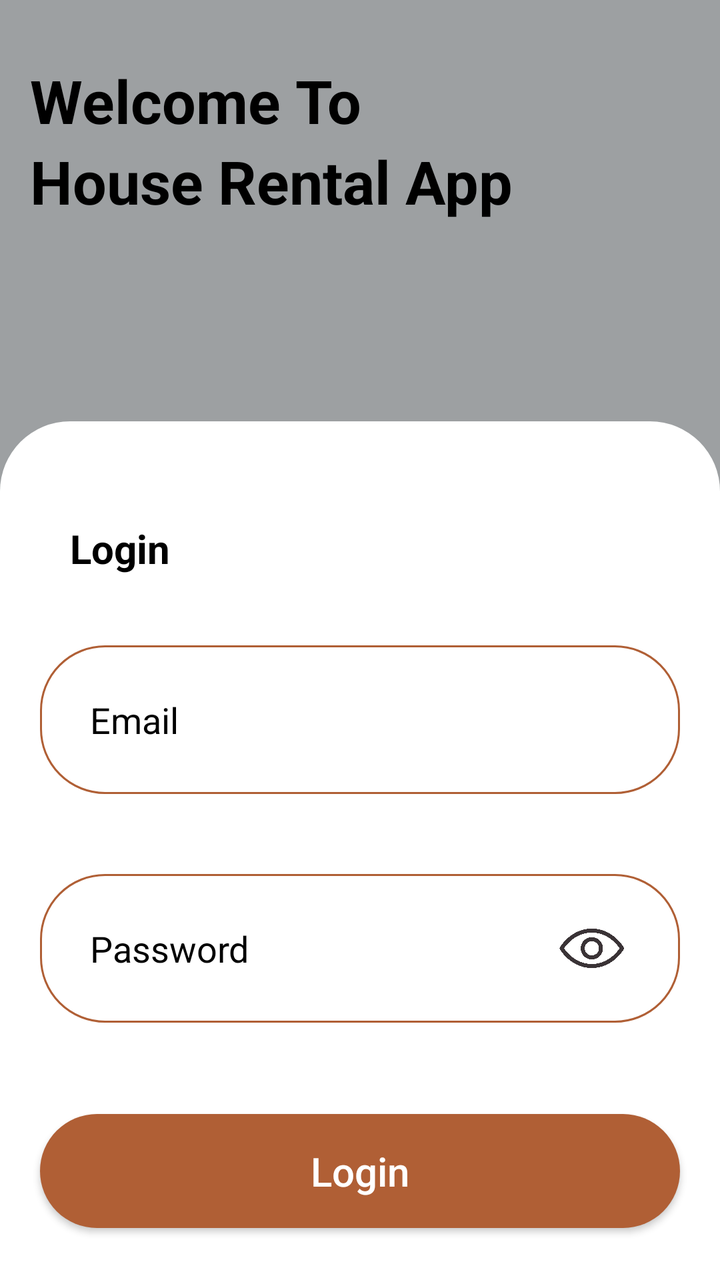
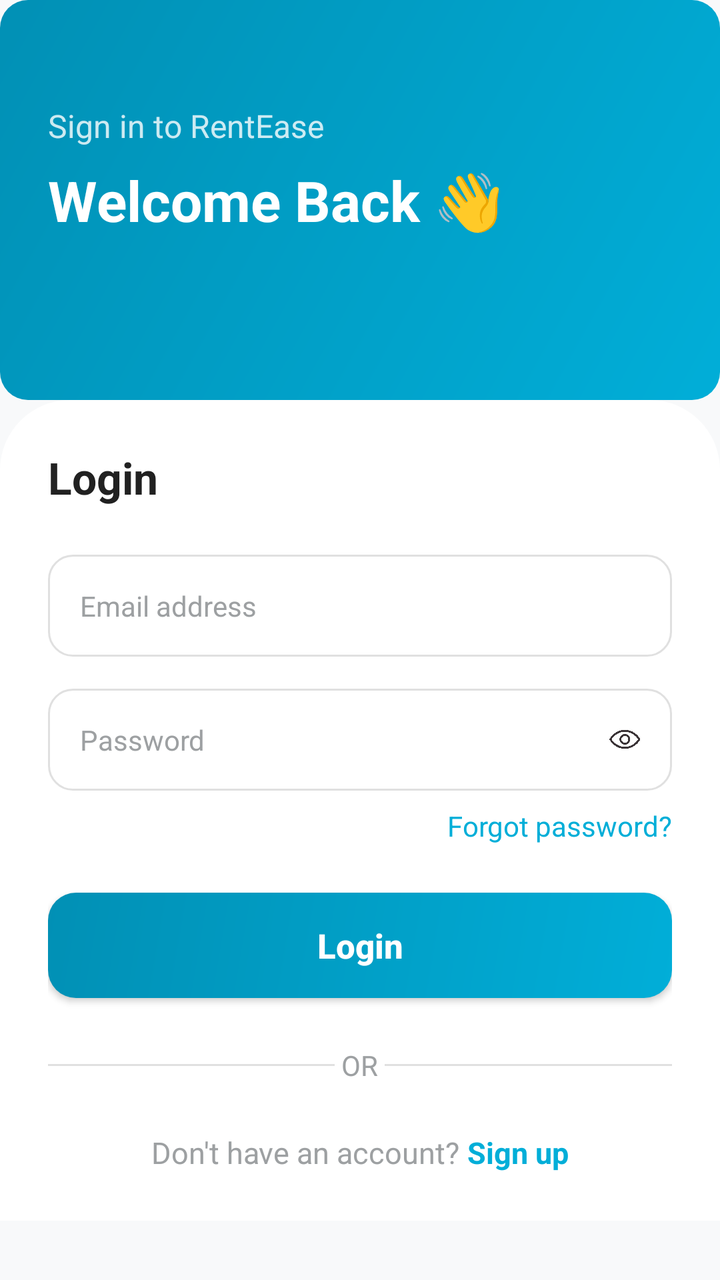

Compare the two renders of this Android layout. The source of the first and the diff that turns it into the second are given below.
<!-- AndroidManifest.xml: application theme Theme.HouseRentalApp -->
<!-- res/layout/activity_login.xml -->
<?xml version="1.0" encoding="utf-8"?>
<LinearLayout xmlns:android="http://schemas.android.com/apk/res/android"
    xmlns:app="http://schemas.android.com/apk/res-auto"
    xmlns:tools="http://schemas.android.com/tools"
    android:layout_width="match_parent"
    android:layout_height="match_parent"
    android:gravity="center"
    android:orientation="vertical"
    tools:context=".screens.LoginActivity">


    <TextView
        android:id="@+id/welcome"
        android:layout_width="match_parent"
        android:layout_height="wrap_content"
        android:text="Welcome To"
        android:textSize="30sp"
        android:textStyle="bold"
        android:layout_marginTop="30dp"
        android:layout_marginStart="15dp"
        android:layout_marginEnd="15dp"/>

    <TextView
        android:id="@+id/rental_app"
        android:layout_width="match_parent"
        android:layout_height="wrap_content"
        android:text="@string/app_name"
        android:layout_below="@+id/welcome"
        android:textSize="30sp"
        android:textStyle="bold"
        android:layout_marginStart="15dp"
        android:layout_marginEnd="15dp"/>

    <LinearLayout
        android:background="@drawable/layout_bg"
        android:layout_marginTop="100dp"
        android:layout_width="match_parent"
        android:layout_height="match_parent"
        android:layout_alignParentEnd="true"
        android:layout_alignParentBottom="true"
        android:layout_alignParentStart="true"
        android:orientation="vertical">

        <androidx.core.widget.NestedScrollView
            android:layout_width="match_parent"
            android:layout_height="match_parent">

            <LinearLayout
                android:orientation="vertical"
                android:layout_width="match_parent"
                android:layout_height="match_parent">

            <TextView
                android:layout_width="match_parent"
                android:layout_height="wrap_content"
                android:layout_marginTop="35dp"
                android:layout_marginStart="20dp"
                android:layout_marginEnd="20dp"
                android:padding="15dp"
                android:text="Login"
                android:textSize="20sp"
                android:textStyle="bold"/>


                <EditText
                    android:id="@+id/user_email"
                    android:layout_width="match_parent"
                    android:layout_height="wrap_content"
                    android:layout_margin="20dp"
                    android:hint="Email"
                    android:textColor="@color/black"
                    android:textColorHint="@color/black"
                    android:background="@drawable/edit_bg"
                    android:padding="25dp"/>

                <RelativeLayout
                    android:layout_width="match_parent"
                    android:layout_height="120dp">

                    <EditText
                        android:id="@+id/user_password"
                        android:layout_width="match_parent"
                        android:layout_height="wrap_content"
                        android:layout_marginStart="20dp"
                        android:layout_marginTop="20dp"
                        android:layout_marginEnd="20dp"
                        android:layout_marginBottom="20dp"
                        android:background="@drawable/edit_bg"
                        android:hint="Password"
                        android:inputType="textPassword"
                        android:padding="25dp"
                        android:textColor="@color/black"
                        android:textColorHint="@color/black" />


                    <ImageView
                        android:id="@+id/passwordIcon"
                        android:layout_width="50dp"
                        android:layout_height="50dp"
                        android:layout_alignEnd="@+id/user_password"
                        android:layout_alignBottom="@+id/user_password"
                        android:layout_alignTop="@+id/user_password"
                        android:layout_marginEnd="20dp"
                        android:adjustViewBounds="true"
                        android:src="@drawable/password_show" />

                </RelativeLayout>

                <androidx.appcompat.widget.AppCompatButton
                    android:id="@+id/login_button"
                    android:layout_width="match_parent"
                    android:layout_height="wrap_content"
                    android:padding="15dp"
                    android:layout_margin="20dp"
                    android:text="Login"
                    android:textAllCaps="false"
                    android:background="@drawable/button_bg"
                    android:textColor="@color/white"
                    android:textSize="20sp" />

                <RelativeLayout
                    android:layout_width="match_parent"
                    android:layout_height="wrap_content"
                    android:layout_marginTop="5dp"
                    android:layout_marginEnd="20dp"
                    android:layout_marginStart="20dp">

                    <View
                        android:layout_centerVertical="true"
                        android:layout_width="match_parent"
                        android:layout_height="1dp"
                        android:background="#1A000000"
                        android:layout_toStartOf="@id/ortxt"
                        android:layout_marginStart="20dp"
                        android:layout_marginEnd="20dp"/>

                    <TextView
                        android:id="@+id/ortxt"
                        android:layout_width="wrap_content"
                        android:layout_height="wrap_content"
                        android:layout_centerInParent="true"
                        android:text="OR"
                        android:textSize="20dp"
                        android:textColor="@color/black"/>

                    <View
                        android:layout_centerVertical="true"
                        android:layout_width="match_parent"
                        android:layout_height="1dp"
                        android:background="#1A000000"
                        android:layout_toEndOf="@id/ortxt"
                        android:layout_marginStart="20dp"
                        android:layout_marginEnd="20dp"/>

                </RelativeLayout>


                <LinearLayout
                    android:layout_width="wrap_content"
                    android:layout_height="wrap_content"
                    android:orientation="horizontal"
                    android:layout_gravity="center"
                    android:layout_marginTop="20dp"
                    android:layout_marginBottom="100dp">

                    <TextView
                        android:layout_width="wrap_content"
                        android:layout_height="wrap_content"
                        android:text="Don't have an account?"
                        android:textColor="@color/black"
                        android:textSize="20dp"/>

                    <TextView
                        android:id="@+id/dont_have_account"
                        android:layout_width="match_parent"
                        android:layout_height="wrap_content"
                        android:text="Sign up"
                        android:layout_marginStart="5dp"
                        android:textSize="20sp"
                        android:textColor="@color/primary"
                        android:textAlignment="center"
                        android:textStyle="italic"/>

                </LinearLayout>

            </LinearLayout>

        </androidx.core.widget.NestedScrollView>


    </LinearLayout>

</LinearLayout>
<!-- resources referenced by this layout -->
<resources>
  <color name="black">#FF000000</color>
  <color name="primary">#01AED8</color>
  <color name="white">#FFFFFFFF</color>
  <!-- drawable button_bg (drawable) -->
  <?xml version="1.0" encoding="utf-8"?>
  <shape xmlns:android="http://schemas.android.com/apk/res/android"
      android:shape="rectangle">
  
      <solid android:color="@color/dark_orange"/>
      <corners android:radius="35dp"/>
  
  </shape>
  <!-- drawable edit_bg (drawable) -->
  <?xml version="1.0" encoding="utf-8"?>
  <shape xmlns:android="http://schemas.android.com/apk/res/android">
  
      <corners android:radius="32dp"/>
      <stroke android:color="@color/dark_orange"
          android:width="1dp"/>
  
  </shape>
  <!-- drawable layout_bg (drawable) -->
  <?xml version="1.0" encoding="utf-8"?>
  <shape xmlns:android="http://schemas.android.com/apk/res/android">
  
      <solid android:color="@color/white"/>
      <corners android:topLeftRadius="35dp"
          android:topRightRadius="35dp"/>
  
  
  </shape>
  <!-- drawable password_show: png bitmap (drawable, 46140 bytes) -->
  <string name="app_name">House Rental App</string>
  <style name="Theme.HouseRentalApp" parent="Theme.MaterialComponents.DayNight.NoActionBar">
          
          <item name="colorPrimary">@color/purple_500</item>
          <item name="colorPrimaryVariant">@color/purple_700</item>
          <item name="colorOnPrimary">@color/black</item>
          
          <item name="colorSecondary">@color/teal_200</item>
          <item name="colorSecondaryVariant">@color/teal_700</item>
          <item name="colorOnSecondary">@color/black</item>
          
          <item name="android:statusBarColor">@color/dark_orange</item>
          
          <item name="android:textColor">@color/black</item>
          <item name="civ_border_color">@color/black</item>
  
          <item name="android:windowBackground">@color/dark_grey</item>
  
      </style>
  <color name="dark_orange">#B05F35</color>
  <color name="purple_500">#FF6200EE</color>
  <color name="purple_700">#FF3700B3</color>
  <color name="teal_200">#FF03DAC5</color>
  <color name="teal_700">#FF018786</color>
  <color name="dark_grey">#9DA0A2</color>
</resources>

<!-- the commit's change to res/layout/activity_login.xml (unified diff, before → after) -->
@@ -1,193 +1,187 @@
 <?xml version="1.0" encoding="utf-8"?>
 <LinearLayout xmlns:android="http://schemas.android.com/apk/res/android"
-    xmlns:app="http://schemas.android.com/apk/res-auto"
     xmlns:tools="http://schemas.android.com/tools"
     android:layout_width="match_parent"
     android:layout_height="match_parent"
-    android:gravity="center"
     android:orientation="vertical"
-    tools:context=".screens.LoginActivity">
+    android:background="@color/surface_variant"
+    tools:context=".screens.auth.LoginActivity">
 
+    
+    <RelativeLayout
+        android:layout_width="match_parent"
+        android:layout_height="200dp"
+        android:background="@drawable/button_bg"
+        android:paddingStart="24dp"
+        android:paddingEnd="24dp"
+        android:paddingTop="48dp"
+        android:paddingBottom="24dp">
 
-    <TextView
-        android:id="@+id/welcome"
+        <TextView
+            android:layout_width="wrap_content"
+            android:layout_height="wrap_content"
+            android:layout_centerVertical="true"
+            android:text="Welcome Back 👋"
+            android:textSize="28sp"
+            android:textStyle="bold"
+            android:textColor="@color/white"/>
+
+        <TextView
+            android:layout_width="wrap_content"
+            android:layout_height="wrap_content"
+            android:layout_below="@android:id/text1"
+            android:text="Sign in to RentEase"
+            android:textSize="16sp"
+            android:textColor="#CCFFFFFF"
+            android:layout_marginTop="4dp"/>
+    </RelativeLayout>
+
+    
+    <androidx.core.widget.NestedScrollView
         android:layout_width="match_parent"
-        android:layout_height="wrap_content"
-        android:text="Welcome To"
-        android:textSize="30sp"
-        android:textStyle="bold"
-        android:layout_marginTop="30dp"
-        android:layout_marginStart="15dp"
-        android:layout_marginEnd="15dp"/>
+        android:layout_height="match_parent">
 
-    <TextView
-        android:id="@+id/rental_app"
-        android:layout_width="match_parent"
-        android:layout_height="wrap_content"
-        android:text="@string/app_name"
-        android:layout_below="@+id/welcome"
-        android:textSize="30sp"
-        android:textStyle="bold"
-        android:layout_marginStart="15dp"
-        android:layout_marginEnd="15dp"/>
-
-    <LinearLayout
-        android:background="@drawable/layout_bg"
-        android:layout_marginTop="100dp"
-        android:layout_width="match_parent"
-        android:layout_height="match_parent"
-        android:layout_alignParentEnd="true"
-        android:layout_alignParentBottom="true"
-        android:layout_alignParentStart="true"
-        android:orientation="vertical">
-
-        <androidx.core.widget.NestedScrollView
+        <LinearLayout
             android:layout_width="match_parent"
-            android:layout_height="match_parent">
-
-            <LinearLayout
-                android:orientation="vertical"
-                android:layout_width="match_parent"
-                android:layout_height="match_parent">
+            android:layout_height="wrap_content"
+            android:orientation="vertical"
+            android:background="@drawable/layout_bg"
+            android:padding="24dp">
 
             <TextView
+                android:layout_width="wrap_content"
+                android:layout_height="wrap_content"
+                android:text="Login"
+                android:textSize="22sp"
+                android:textStyle="bold"
+                android:textColor="@color/on_surface"
+                android:layout_marginBottom="24dp"/>
+
+            
+            <EditText
+                android:id="@+id/user_email"
                 android:layout_width="match_parent"
                 android:layout_height="wrap_content"
-                android:layout_marginTop="35dp"
-                android:layout_marginStart="20dp"
-                android:layout_marginEnd="20dp"
-                android:padding="15dp"
-                android:text="Login"
-                android:textSize="20sp"
-                android:textStyle="bold"/>
+                android:background="@drawable/edit_bg"
+                android:hint="Email address"
+                android:inputType="textEmailAddress"
+                android:padding="16dp"
+                android:textColor="@color/on_surface"
+                android:textColorHint="@color/dark_grey"
+                android:layout_marginBottom="16dp"/>
 
+            
+            <RelativeLayout
+                android:layout_width="match_parent"
+                android:layout_height="wrap_content"
+                android:layout_marginBottom="8dp">
 
                 <EditText
-                    android:id="@+id/user_email"
+                    android:id="@+id/user_password"
                     android:layout_width="match_parent"
                     android:layout_height="wrap_content"
-                    android:layout_margin="20dp"
-                    android:hint="Email"
-                    android:textColor="@color/black"
-                    android:textColorHint="@color/black"
                     android:background="@drawable/edit_bg"
-                    android:padding="25dp"/>
+                    android:hint="Password"
+                    android:inputType="textPassword"
+                    android:padding="16dp"
+                    android:paddingEnd="56dp"
+                    android:textColor="@color/on_surface"
+                    android:textColorHint="@color/dark_grey"/>
 
-                <RelativeLayout
-                    android:layout_width="match_parent"
-                    android:layout_height="120dp">
+                <ImageView
+                    android:id="@+id/passwordIcon"
+                    android:layout_width="48dp"
+                    android:layout_height="48dp"
+                    android:layout_alignEnd="@+id/user_password"
+                    android:layout_centerVertical="true"
+                    android:src="@drawable/password_show"
+                    android:padding="12dp"/>
+            </RelativeLayout>
 
-                    <EditText
-                        android:id="@+id/user_password"
-                        android:layout_width="match_parent"
-                        android:layout_height="wrap_content"
-                        android:layout_marginStart="20dp"
-                        android:layout_marginTop="20dp"
-                        android:layout_marginEnd="20dp"
-                        android:layout_marginBottom="20dp"
-                        android:background="@drawable/edit_bg"
-                        android:hint="Password"
-                        android:inputType="textPassword"
-                        android:padding="25dp"
-                        android:textColor="@color/black"
-                        android:textColorHint="@color/black" />
+            
+            <TextView
+                android:id="@+id/forgot_password"
+                android:layout_width="wrap_content"
+                android:layout_height="wrap_content"
+                android:layout_gravity="end"
+                android:text="Forgot password?"
+                android:textColor="@color/primary"
+                android:textSize="14sp"
+                android:layout_marginBottom="24dp"/>
 
+            
+            <androidx.appcompat.widget.AppCompatButton
+                android:id="@+id/login_button"
+                android:layout_width="match_parent"
+                android:layout_height="wrap_content"
+                android:background="@drawable/button_bg"
+                android:text="Login"
+                android:textAllCaps="false"
+                android:textColor="@color/white"
+                android:textSize="17sp"
+                android:textStyle="bold"
+                android:padding="15dp"
+                android:layout_marginBottom="24dp"/>
 
-                    <ImageView
-                        android:id="@+id/passwordIcon"
-                        android:layout_width="50dp"
-                        android:layout_height="50dp"
-                        android:layout_alignEnd="@+id/user_password"
-                        android:layout_alignBottom="@+id/user_password"
-                        android:layout_alignTop="@+id/user_password"
-                        android:layout_marginEnd="20dp"
-                        android:adjustViewBounds="true"
-                        android:src="@drawable/password_show" />
+            
+            <ProgressBar
+                android:id="@+id/progress_bar"
+                android:layout_width="wrap_content"
+                android:layout_height="wrap_content"
+                android:layout_gravity="center"
+                android:visibility="gone"
+                android:layout_marginBottom="16dp"/>
 
-                </RelativeLayout>
-
-                <androidx.appcompat.widget.AppCompatButton
-                    android:id="@+id/login_button"
-                    android:layout_width="match_parent"
-                    android:layout_height="wrap_content"
-                    android:padding="15dp"
-                    android:layout_margin="20dp"
-                    android:text="Login"
-                    android:textAllCaps="false"
-                    android:background="@drawable/button_bg"
-                    android:textColor="@color/white"
-                    android:textSize="20sp" />
-
-                <RelativeLayout
-                    android:layout_width="match_parent"
-                    android:layout_height="wrap_content"
-                    android:layout_marginTop="5dp"
-                    android:layout_marginEnd="20dp"
-                    android:layout_marginStart="20dp">
-
-                    <View
-                        android:layout_centerVertical="true"
-                        android:layout_width="match_parent"
-                        android:layout_height="1dp"
-                        android:background="#1A000000"
-                        android:layout_toStartOf="@id/ortxt"
-                        android:layout_marginStart="20dp"
-                        android:layout_marginEnd="20dp"/>
-
-                    <TextView
-                        android:id="@+id/ortxt"
-                        android:layout_width="wrap_content"
-                        android:layout_height="wrap_content"
-                        android:layout_centerInParent="true"
-                        android:text="OR"
-                        android:textSize="20dp"
-                        android:textColor="@color/black"/>
-
-                    <View
-                        android:layout_centerVertical="true"
-                        android:layout_width="match_parent"
-                        android:layout_height="1dp"
-                        android:background="#1A000000"
-                        android:layout_toEndOf="@id/ortxt"
-                        android:layout_marginStart="20dp"
-                        android:layout_marginEnd="20dp"/>
-
-                </RelativeLayout>
-
-
-                <LinearLayout
+            
+            <LinearLayout
+                android:layout_width="match_parent"
+                android:layout_height="wrap_content"
+                android:orientation="horizontal"
+                android:gravity="center_vertical"
+                android:layout_marginBottom="24dp">
+                <View
+                    android:layout_width="0dp"
+                    android:layout_height="1dp"
+                    android:layout_weight="1"
+                    android:background="@color/divider"/>
+                <TextView
                     android:layout_width="wrap_content"
                     android:layout_height="wrap_content"
-                    android:orientation="horizontal"
-                    android:layout_gravity="center"
-                    android:layout_marginTop="20dp"
-                    android:layout_marginBottom="100dp">
-
-                    <TextView
-                        android:layout_width="wrap_content"
-                        android:layout_height="wrap_content"
-                        android:text="Don't have an account?"
-                        android:textColor="@color/black"
-                        android:textSize="20dp"/>
-
-                    <TextView
-                        android:id="@+id/dont_have_account"
-                        android:layout_width="match_parent"
-                        android:layout_height="wrap_content"
-                        android:text="Sign up"
-                        android:layout_marginStart="5dp"
-                        android:textSize="20sp"
-                        android:textColor="@color/primary"
-                        android:textAlignment="center"
-                        android:textStyle="italic"/>
-
-                </LinearLayout>
-
+                    android:text=" OR "
+                    android:textColor="@color/dark_grey"
+                    android:textSize="14sp"/>
+                <View
+                    android:layout_width="0dp"
+                    android:layout_height="1dp"
+                    android:layout_weight="1"
+                    android:background="@color/divider"/>
             </LinearLayout>
 
-        </androidx.core.widget.NestedScrollView>
+            
+            <LinearLayout
+                android:layout_width="wrap_content"
+                android:layout_height="wrap_content"
+                android:orientation="horizontal"
+                android:layout_gravity="center">
 
+                <TextView
+                    android:layout_width="wrap_content"
+                    android:layout_height="wrap_content"
+                    android:text="Don\'t have an account? "
+                    android:textColor="@color/dark_grey"
+                    android:textSize="15sp"/>
 
-    </LinearLayout>
+                <TextView
+                    android:id="@+id/dont_have_account"
+                    android:layout_width="wrap_content"
+                    android:layout_height="wrap_content"
+                    android:text="Sign up"
+                    android:textColor="@color/primary"
+                    android:textSize="15sp"
+                    android:textStyle="bold"/>
+            </LinearLayout>
+
+        </LinearLayout>
+    </androidx.core.widget.NestedScrollView>
 
 </LinearLayout>
<!-- resource entries referenced after the edit -->
@@ -1,25 +1,26 @@
 <!-- resources referenced by this layout -->
 <resources>
-  <color name="black">#FF000000</color>
   <color name="primary">#01AED8</color>
+  <color name="surface_variant">#F8F9FA</color>
   <color name="white">#FFFFFFFF</color>
   <!-- drawable button_bg (drawable) -->
   <?xml version="1.0" encoding="utf-8"?>
   <shape xmlns:android="http://schemas.android.com/apk/res/android"
       android:shape="rectangle">
-  
-      <solid android:color="@color/dark_orange"/>
-      <corners android:radius="35dp"/>
-  
+      <gradient
+          android:angle="135"
+          android:startColor="#01AED8"
+          android:endColor="#0190B5"
+          android:type="linear"/>
+      <corners android:radius="14dp"/>
   </shape>
   <!-- drawable edit_bg (drawable) -->
   <?xml version="1.0" encoding="utf-8"?>
-  <shape xmlns:android="http://schemas.android.com/apk/res/android">
-  
-      <corners android:radius="32dp"/>
-      <stroke android:color="@color/dark_orange"
-          android:width="1dp"/>
-  
+  <shape xmlns:android="http://schemas.android.com/apk/res/android"
+      android:shape="rectangle">
+      <solid android:color="@color/surface"/>
+      <stroke android:width="1dp" android:color="@color/grey_300"/>
+      <corners android:radius="12dp"/>
   </shape>
   <!-- drawable layout_bg (drawable) -->
   <?xml version="1.0" encoding="utf-8"?>
@@ -32,30 +33,64 @@
   
   </shape>
   <!-- drawable password_show: png bitmap (drawable, 46140 bytes) -->
-  <string name="app_name">House Rental App</string>
   <style name="Theme.HouseRentalApp" parent="Theme.MaterialComponents.DayNight.NoActionBar">
           
-          <item name="colorPrimary">@color/purple_500</item>
-          <item name="colorPrimaryVariant">@color/purple_700</item>
-          <item name="colorOnPrimary">@color/black</item>
+          <item name="colorPrimary">@color/primary</item>
+          <item name="colorPrimaryVariant">@color/primary_dark</item>
+          <item name="colorOnPrimary">@color/white</item>
+          <item name="colorSecondary">@color/dark_orange</item>
+          <item name="colorSecondaryVariant">@color/orange_light</item>
+          <item name="colorOnSecondary">@color/white</item>
+  
           
-          <item name="colorSecondary">@color/teal_200</item>
-          <item name="colorSecondaryVariant">@color/teal_700</item>
-          <item name="colorOnSecondary">@color/black</item>
+          <item name="colorSurface">@color/surface</item>
+          <item name="colorOnSurface">@color/on_surface</item>
+          <item name="android:colorBackground">@color/surface_variant</item>
+          <item name="colorOnBackground">@color/on_surface</item>
+  
           
-          <item name="android:statusBarColor">@color/dark_orange</item>
+          <item name="android:statusBarColor">@color/primary_dark</item>
+          <item name="android:windowBackground">@color/surface_variant</item>
+  
           
-          <item name="android:textColor">@color/black</item>
-          <item name="civ_border_color">@color/black</item>
+          <item name="android:textColor">@color/on_surface</item>
   
-          <item name="android:windowBackground">@color/dark_grey</item>
+          
+          <item name="bottomNavigationStyle">@style/Widget.RentalApp.BottomNavigation</item>
   
+          
+          <item name="materialCardViewStyle">@style/Widget.RentalApp.Card</item>
+  
+          
+          <item name="editTextStyle">@style/Widget.RentalApp.EditText</item>
+  
+          
+          <item name="civ_border_color">@color/primary</item>
       </style>
+  <color name="surface">#FFFFFF</color>
+  <color name="grey_300">#E0E0E0</color>
+  <color name="primary_dark">#0190B5</color>
   <color name="dark_orange">#B05F35</color>
-  <color name="purple_500">#FF6200EE</color>
-  <color name="purple_700">#FF3700B3</color>
-  <color name="teal_200">#FF03DAC5</color>
-  <color name="teal_700">#FF018786</color>
+  <color name="orange_light">#F4A261</color>
+  <style name="Widget.RentalApp.BottomNavigation" parent="Widget.MaterialComponents.BottomNavigationView">
+          <item name="itemIconTint">@color/bottom_nav_selector</item>
+          <item name="itemTextColor">@color/bottom_nav_selector</item>
+          <item name="backgroundTint">@color/surface</item>
+          <item name="elevation">8dp</item>
+      </style>
+  <style name="Widget.RentalApp.Card" parent="Widget.MaterialComponents.CardView">
+          <item name="cardCornerRadius">16dp</item>
+          <item name="cardElevation">4dp</item>
+          <item name="cardBackgroundColor">@color/surface</item>
+      </style>
+  <style name="Widget.RentalApp.EditText" parent="Widget.MaterialComponents.TextInputLayout.OutlinedBox">
+          <item name="boxCornerRadiusTopStart">12dp</item>
+          <item name="boxCornerRadiusTopEnd">12dp</item>
+          <item name="boxCornerRadiusBottomStart">12dp</item>
+          <item name="boxCornerRadiusBottomEnd">12dp</item>
+      </style>
   <color name="dark_grey">#9DA0A2</color>
+  <color name="divider">#E0E0E0</color>
+  <color name="on_surface">#212121</color>
 </resources>
 
